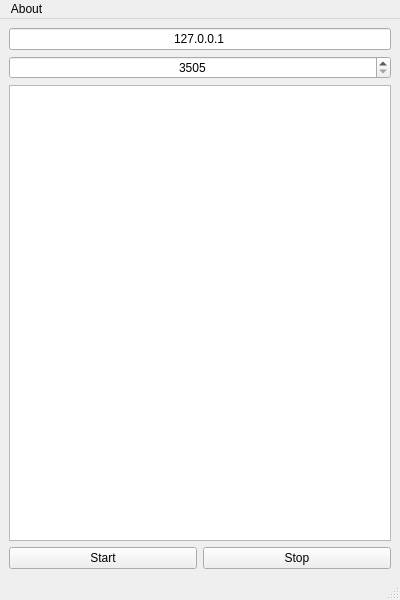
Old version of the form src/view/ui_main_window.ui in the repository rajkane/modbus_server.
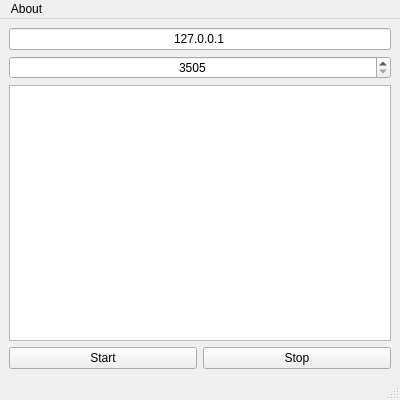
New version of the form.

Patch:
```diff
--- a/src/view/ui_main_window.ui
+++ b/src/view/ui_main_window.ui
@@ -7,19 +7,19 @@
     <x>0</x>
     <y>0</y>
     <width>400</width>
-    <height>600</height>
+    <height>400</height>
    </rect>
   </property>
   <property name="minimumSize">
    <size>
     <width>400</width>
-    <height>600</height>
+    <height>400</height>
    </size>
   </property>
   <property name="maximumSize">
    <size>
     <width>400</width>
-    <height>600</height>
+    <height>400</height>
    </size>
   </property>
   <property name="windowTitle">
@@ -46,7 +46,13 @@
         <property name="selectionMode">
          <enum>QAbstractItemView::MultiSelection</enum>
         </property>
-        <property name="isWrapping" stdset="0">
+        <property name="resizeMode">
+         <enum>QListView::Adjust</enum>
+        </property>
+        <property name="batchSize">
+         <number>10000</number>
+        </property>
+        <property name="wordWrap">
          <bool>true</bool>
         </property>
        </widget>
```
Left out of the diff: 5 changed lines with no effect on the pictures.
